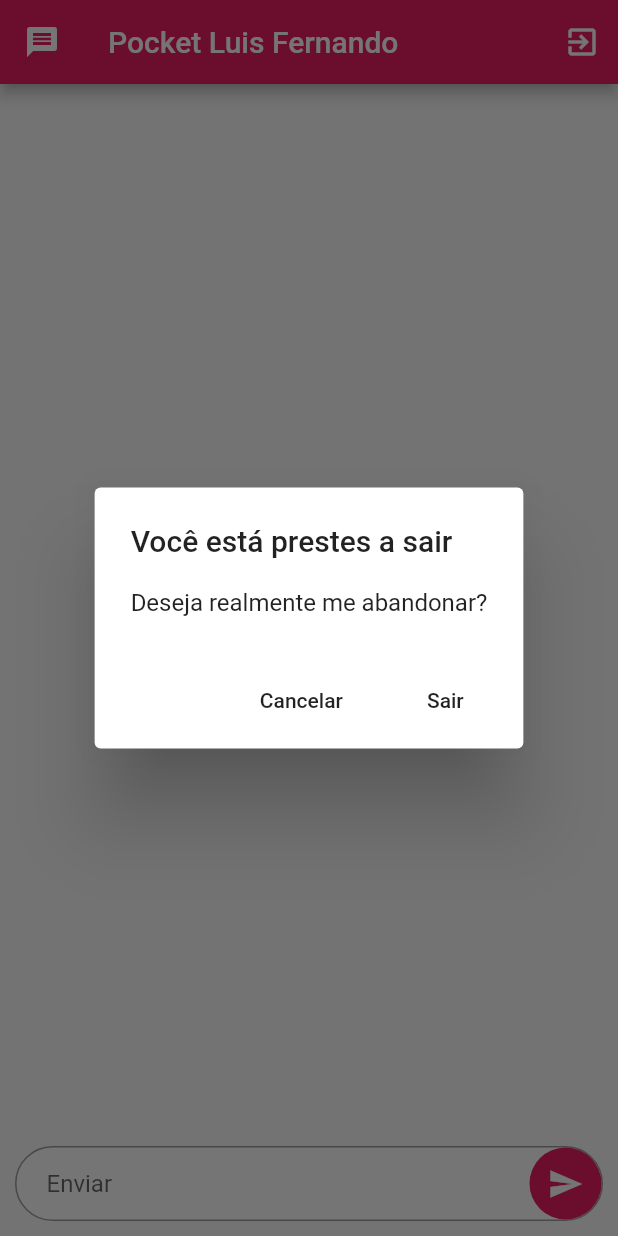
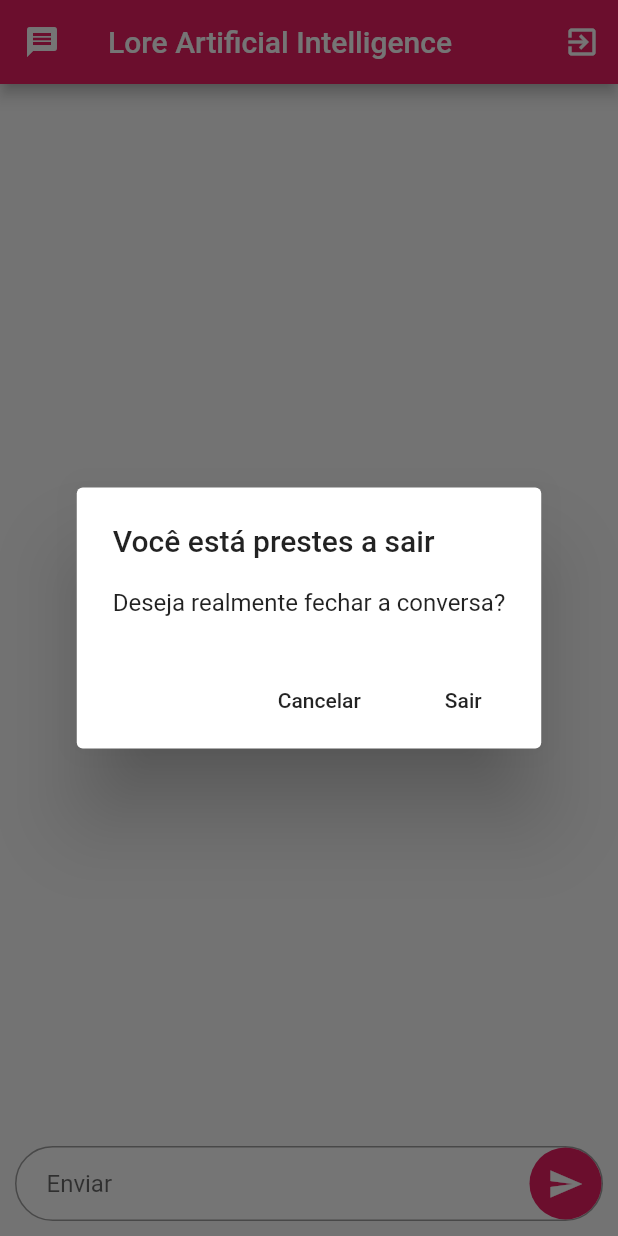
Before and after one commit to BulletSentence/Code-Friend, a Flutter app: the screen it shows after launch, after a tap on the "exit to app" icon, on a phone screen of 412 x 824 dp. Run offline on Flutter 3.47's test engine with Material 2 defaults, Android fonts, the phone set to English and light mode, and no system bars; our stand-ins replace flare_flutter; missing offline and left inert: flutter_dialogflow; project files that could hold a hidden picture were left out.

```diff
--- a/lib/views/chat_page.dart
+++ b/lib/views/chat_page.dart
@@ -25,7 +25,7 @@ class _HomePageState extends State<HomePage> {
   Widget build(BuildContext context) {
     return Scaffold(
       appBar: new AppBar(
-        title: Text('Pocket Luis Fernando'),
+        title: Text('Lore Artificial Intelligence'),
         leading: Icon(Icons.message),
         actions: <Widget>[
           IconButton(
@@ -61,7 +61,7 @@ class _HomePageState extends State<HomePage> {
     // Dá um tempo em segundos para a resposta do BOT
     await Future.delayed(const Duration(seconds: 1), (){
       _addMessage(
-          name: 'Luis Fernando',
+          name: 'Lorelai',
           text: 'Digitando...',
           type: ChatMessageType.received);
     });
@@ -78,7 +78,7 @@ class _HomePageState extends State<HomePage> {
 
     // adiciona a mensagem com a resposta do DialogFlow
     _addMessage(
-        name: 'Luis Fernando',
+        name: 'Lorelai',
         text: response.getMessage() ?? '',
         type: ChatMessageType.received);
   }
--- a/lib/widgets/popup_exit.dart
+++ b/lib/widgets/popup_exit.dart
@@ -19,7 +19,7 @@ Exit_dialog(BuildContext context) {
   //configura o AlertDialog
   AlertDialog alert = AlertDialog(
     title: Text("Você está prestes a sair"),
-    content: Text("Deseja realmente me abandonar?"),
+    content: Text("Deseja realmente fechar a conversa?"),
     actions: [
       cancelaButton,
       continuaButton,
```
Also changed, not shown: 1 other file.
